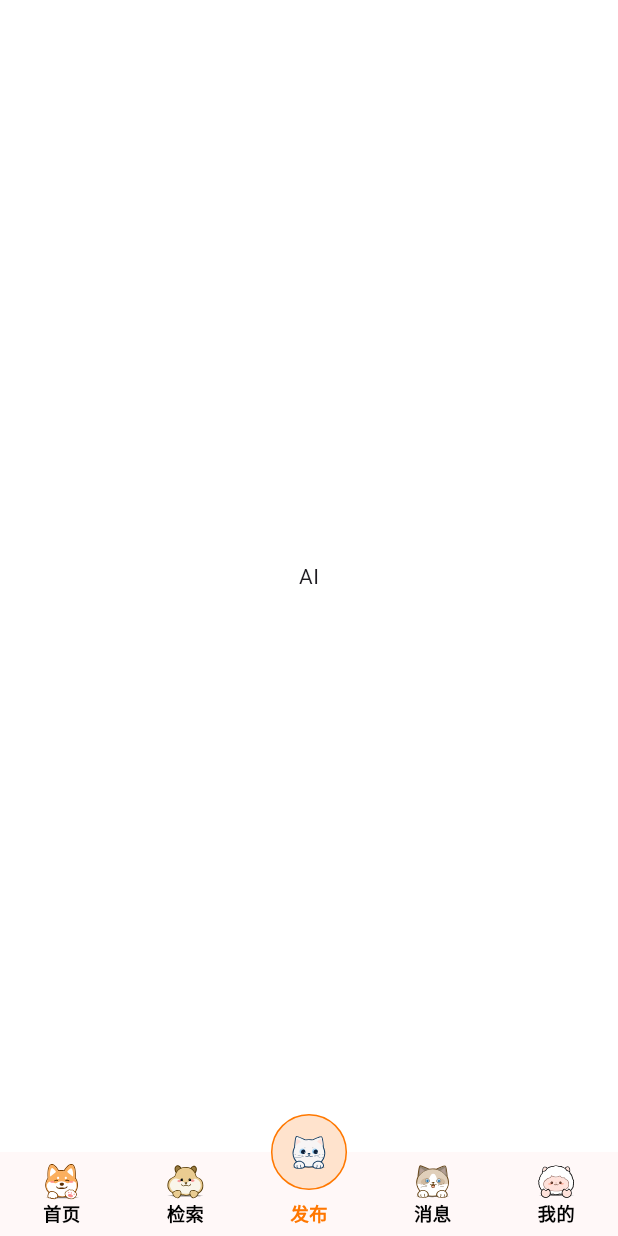
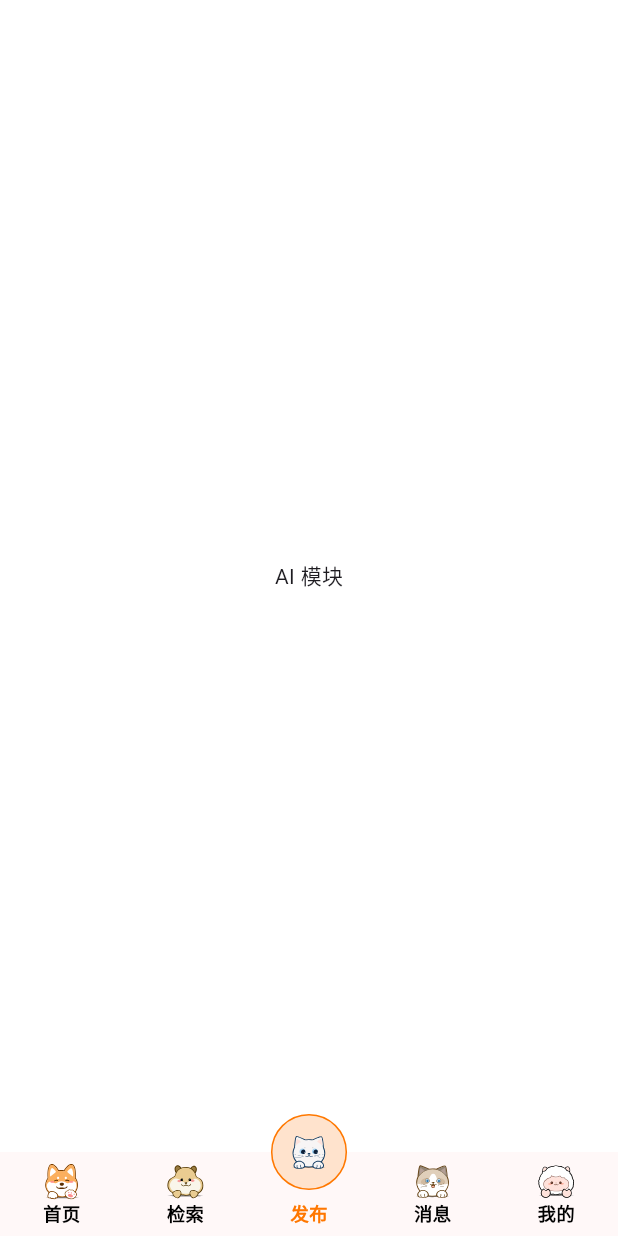
Before and after one commit to zhf2680536614/my-app-cat, a Flutter app: the screen it shows after launch, item 3 of the bottom bar chosen, on a phone screen of 412 x 824 dp. Run offline on Flutter 3.47's test engine with Material 3 defaults, Android fonts, the light colour scheme and no system bars; our stand-ins replace cached_network_image, dio, flutter_screenutil, flutter_svg, fluttertoast, get and 4 more; Roboto replaces fonts that are missing (AlimamaFangYuanTiVF).

Commit message:
fix(home): 将AI页面文本修改为"AI 模块"
修改首页AI页面的显示文本，使其更准确地描述该模块的功能

```diff
--- a/lib/pages/home/cpns/ai/index.dart
+++ b/lib/pages/home/cpns/ai/index.dart
@@ -12,7 +12,7 @@ class _AiState extends State<Ai> {
   Widget build(BuildContext context) {
     return Scaffold(
       backgroundColor: Colors.white,
-      body: Center(child: Text("AI")),
+      body: Center(child: Text("AI 模块")),
     );
   }
 }
```
